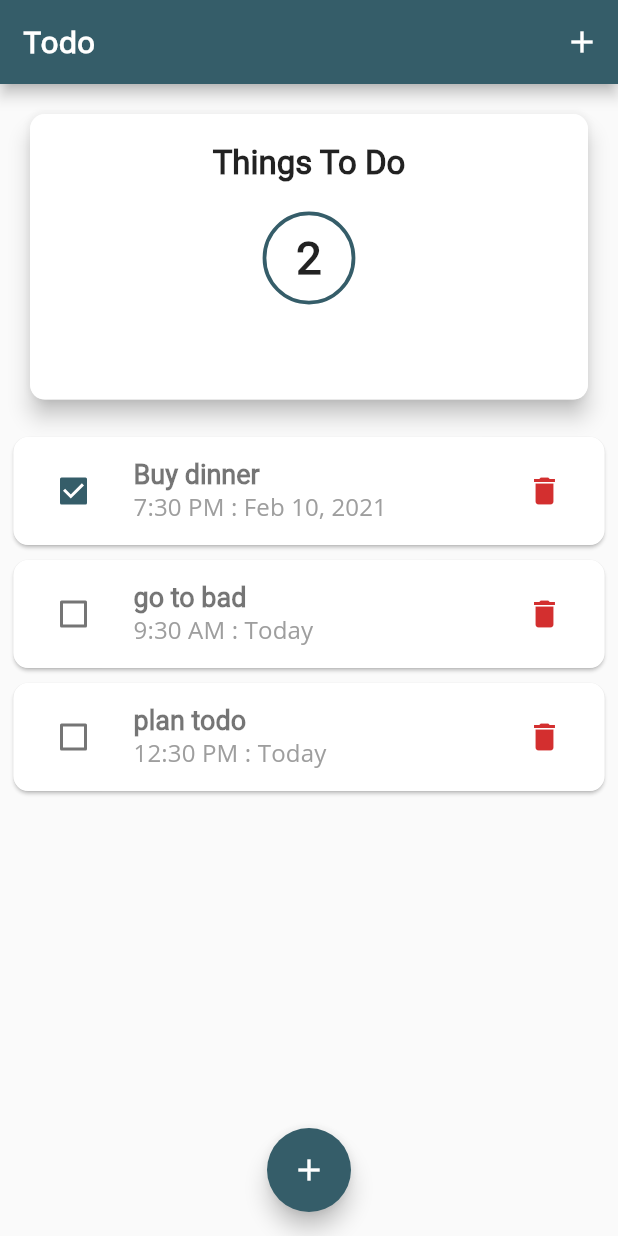
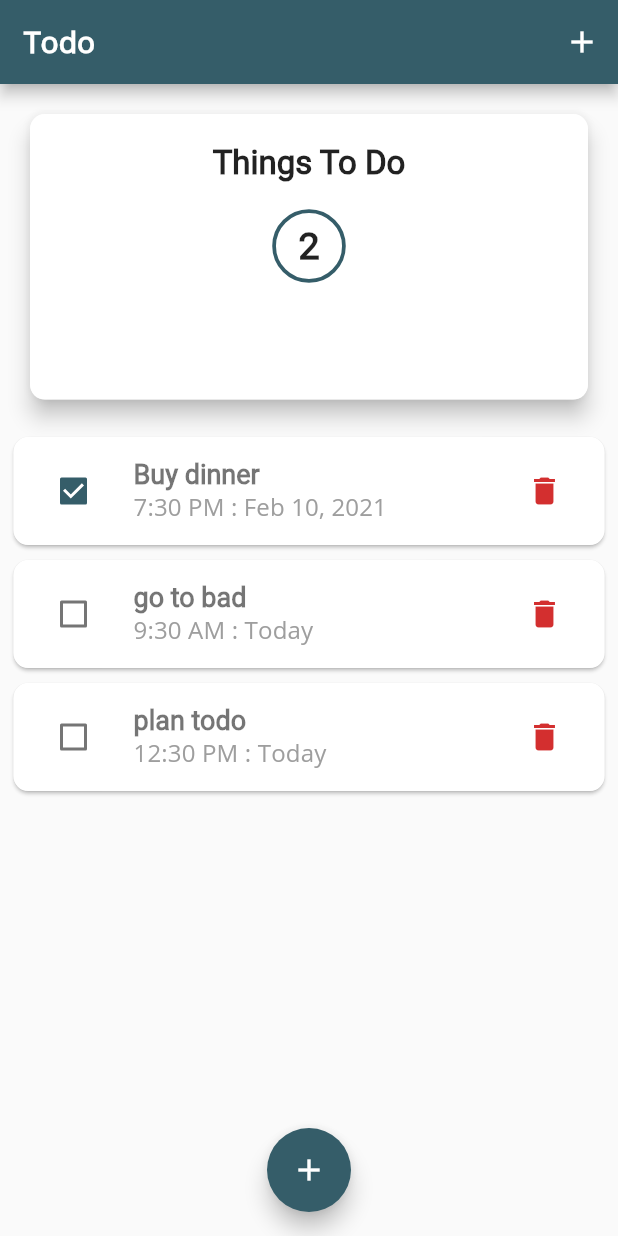
Before and after one commit to kyawmoehan/flutter_todo_app, a Flutter app: the screen it shows after launch, on a phone screen of 412 x 824 dp. Run offline on Flutter 3.47's test engine with Material 2 defaults, Android fonts, the phone set to English and light mode, and no system bars.

Commit message:
update readme

```diff
--- a/lib/widget/today_card.dart
+++ b/lib/widget/today_card.dart
@@ -36,10 +36,10 @@ class TodayCard extends StatelessWidget {
                 border: Border.all(
                     width: 2.5, color: Theme.of(context).accentColor),
               ),
-              padding: EdgeInsets.all(20),
+              padding: EdgeInsets.all(15),
               child: Text(
                 '${todayTodo.length.toString()}',
-                style: TextStyle(fontSize: 30, fontWeight: FontWeight.bold),
+                style: TextStyle(fontSize: 25, fontWeight: FontWeight.bold),
               ),
             ),
           ],
```
Also changed, not shown: assets/images/todoapp.png (added), 1 other file.
